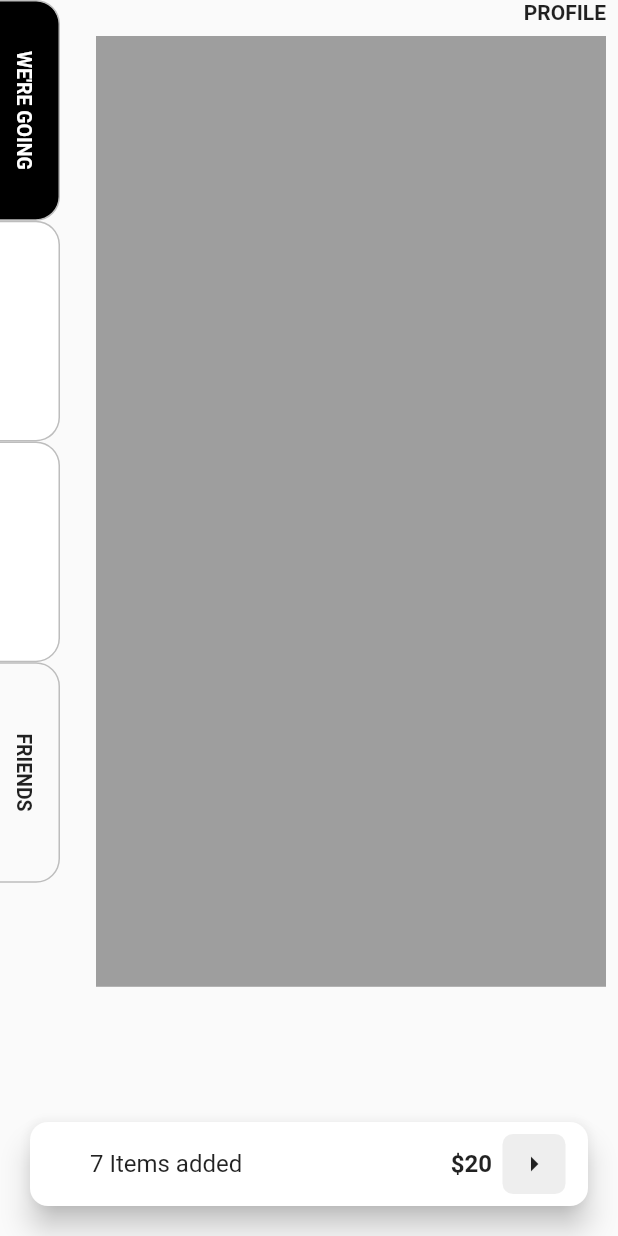
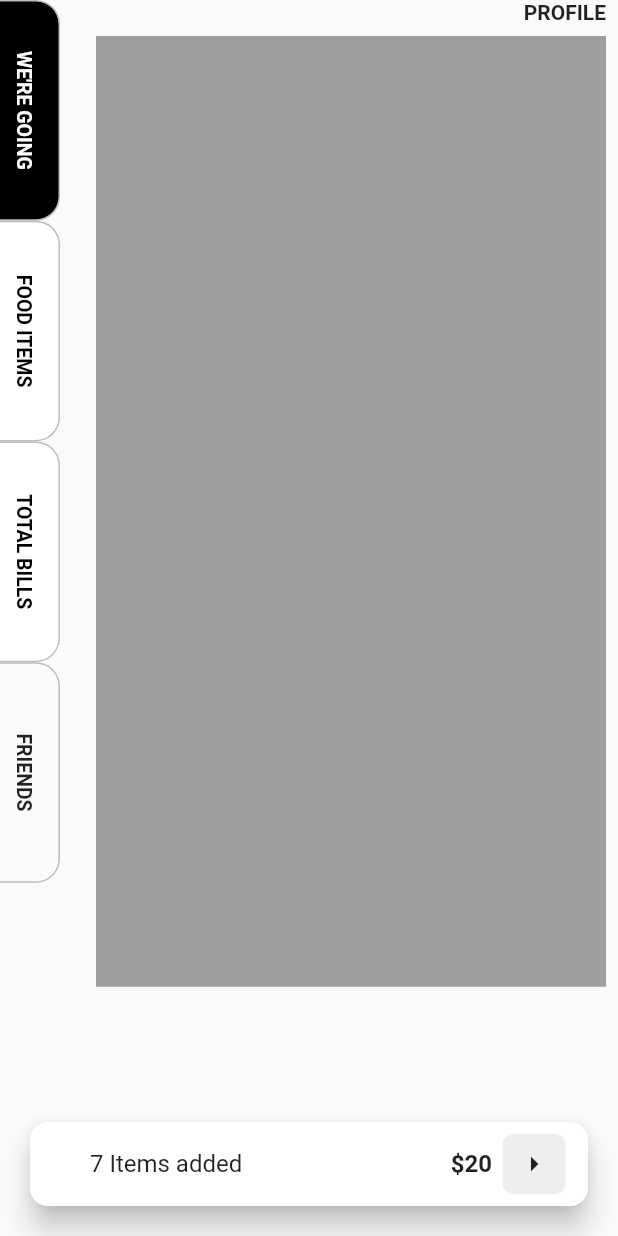
Before and after one commit to JAICHANGPARK/flutter_notebook_11th_story, a Flutter app: the screen it shows after launch, on a phone screen of 412 x 824 dp. Run offline on Flutter 3.47's test engine with Material 2 defaults, Android fonts, the phone set to English and light mode, and no system bars; our stand-ins replace backdrop, badges, flutter_inner_drawer, flutter_slidable, flutter_swiper, google_fonts.

Commit message:
Update food_bill_home_page.dart

```diff
--- a/lib/ep714_food_bill_app/ui/food_bill_home_page.dart
+++ b/lib/ep714_food_bill_app/ui/food_bill_home_page.dart
@@ -88,8 +88,10 @@ class _FoodBillHomePageState extends State<FoodBillHomePage> {
                               quarterTurns: 1,
                               child: Text(
                                 "FOOD ITEMS",
-                                style: TextStyle(fontSize: 13, fontWeight: FontWeight.bold,
-                                  color: _navTabIndex ==1 ? Colors.black : Colors.white,
+                                style: TextStyle(
+                                  fontSize: 13,
+                                  fontWeight: FontWeight.bold,
+                                  color: _navTabIndex == 1 ? Colors.white : Colors.black,
                                 ),
                               ),
                             ),
@@ -118,8 +120,9 @@ class _FoodBillHomePageState extends State<FoodBillHomePage> {
                               child: Text(
                                 "TOTAL BILLS",
                                 style: TextStyle(
-                                    color: _navTabIndex == 2 ? Colors.black : Colors.white,
-                                    fontSize: 13, fontWeight: FontWeight.bold),
+                                    color: _navTabIndex == 2 ? Colors.white : Colors.black,
+                                    fontSize: 13,
+                                    fontWeight: FontWeight.bold),
                               ),
                             ),
                           ),
```
